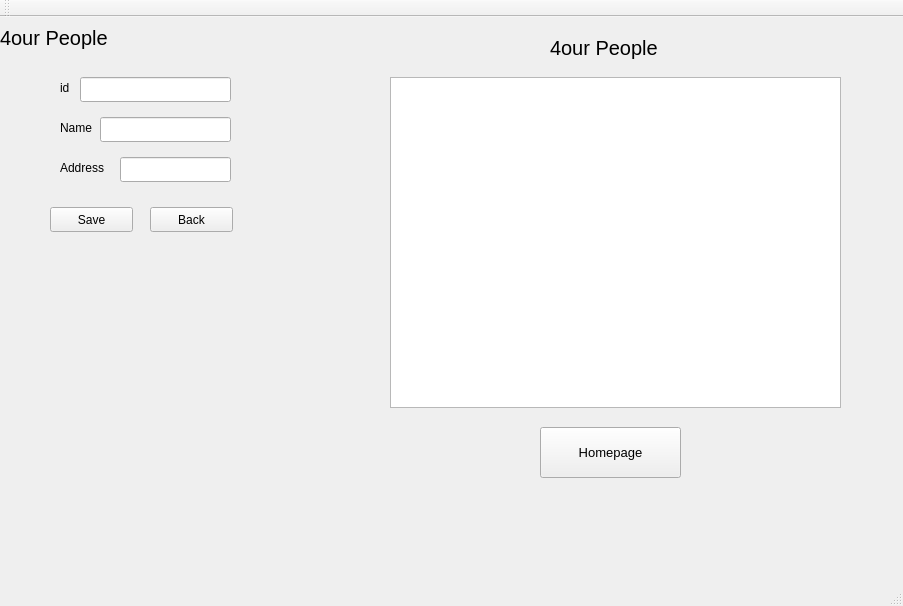
First picture: the form in qt_cuacs_UI/mainwindow.ui, repository kalebtesfay/Animal_Shelter_System, before the edit.
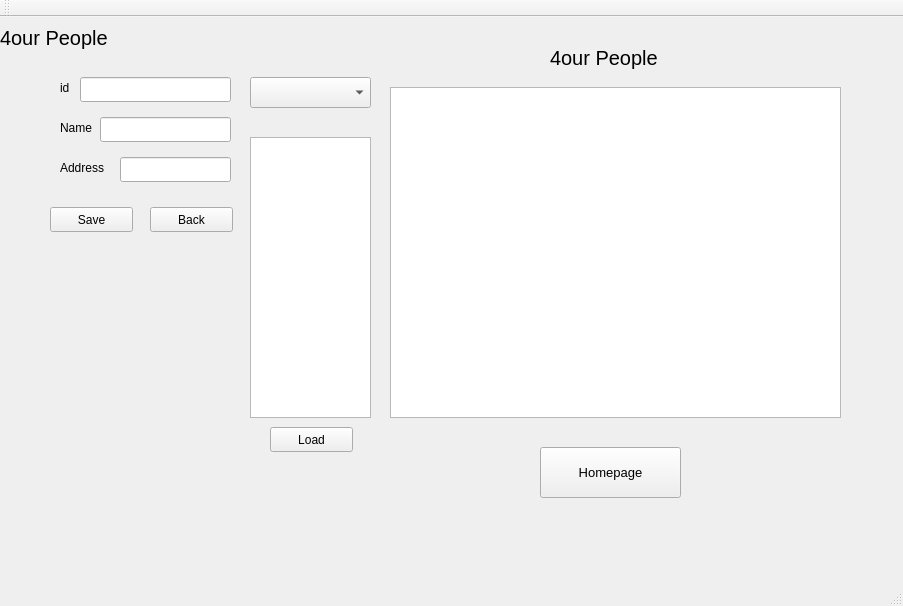
Second picture: the form after the edit. The open tabs and pages were chosen to show the change.

The edit to the form file:
```diff
--- a/qt_cuacs_UI/mainwindow.ui
+++ b/qt_cuacs_UI/mainwindow.ui
@@ -1042,7 +1042,7 @@
       <property name="geometry">
        <rect>
         <x>390</x>
-        <y>60</y>
+        <y>70</y>
         <width>451</width>
         <height>331</height>
        </rect>
@@ -1052,7 +1052,7 @@
       <property name="geometry">
        <rect>
         <x>540</x>
-        <y>410</y>
+        <y>430</y>
         <width>141</width>
         <height>51</height>
        </rect>
@@ -1096,7 +1096,7 @@
       <property name="geometry">
        <rect>
         <x>550</x>
-        <y>10</y>
+        <y>20</y>
         <width>121</width>
         <height>41</height>
        </rect>
@@ -1179,6 +1179,39 @@
        </rect>
       </property>
      </widget>
+     <widget class="QComboBox" name="comboBox_2">
+      <property name="geometry">
+       <rect>
+        <x>250</x>
+        <y>60</y>
+        <width>121</width>
+        <height>31</height>
+       </rect>
+      </property>
+     </widget>
+     <widget class="QListView" name="listView_3">
+      <property name="geometry">
+       <rect>
+        <x>250</x>
+        <y>120</y>
+        <width>121</width>
+        <height>281</height>
+       </rect>
+      </property>
+     </widget>
+     <widget class="QPushButton" name="pushButton_23">
+      <property name="geometry">
+       <rect>
+        <x>270</x>
+        <y>410</y>
+        <width>83</width>
+        <height>25</height>
+       </rect>
+      </property>
+      <property name="text">
+       <string>Load</string>
+      </property>
+     </widget>
     </widget>
    </widget>
   </widget>
```
